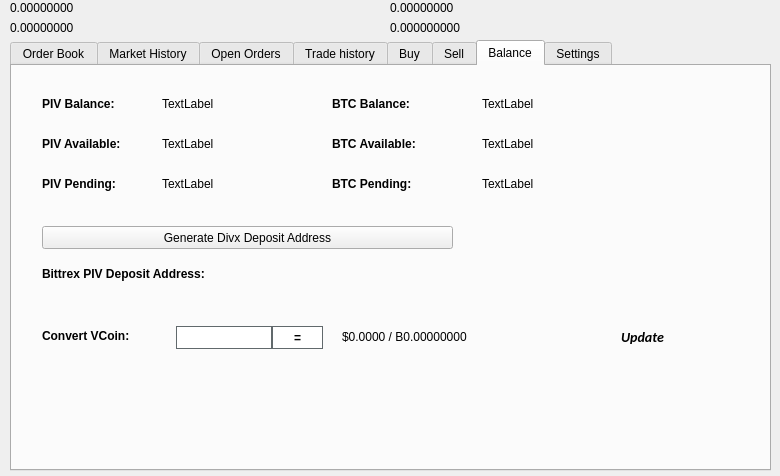
Old version of the form divi/src/qt/forms/tradingdialog.ui in the repository DiviDomains/PrivateDivi.
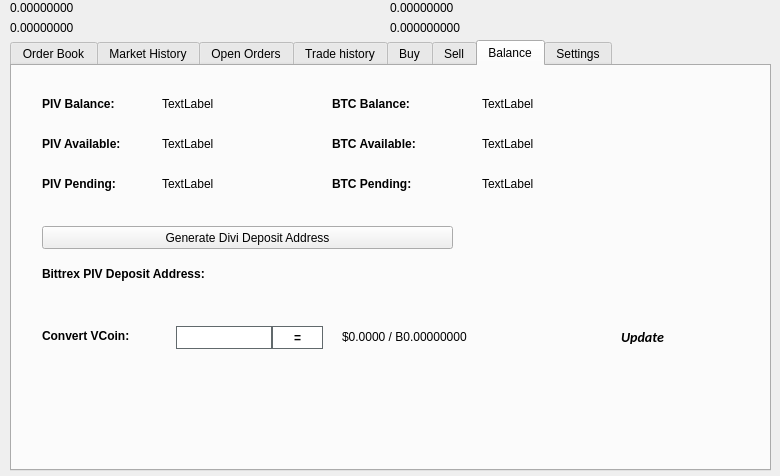
New version of the form. The open tabs and pages were chosen to show the change. Icons and pictures are not drawn.

Commit message: renamed divx to divi all text and filenames

What changed in the file:
```diff
--- a/divi/src/qt/forms/tradingdialog.ui
+++ b/divi/src/qt/forms/tradingdialog.ui
@@ -2941,7 +2941,7 @@
       </rect>
      </property>
      <property name="text">
-      <string>Generate Divx Deposit Address</string>
+      <string>Generate Divi Deposit Address</string>
      </property>
      <property name="icon">
       <iconset resource="../divx.qrc">
```
Left out of the diff: 14 changed lines with no effect on the pictures. The commit also changes 325 other files.
